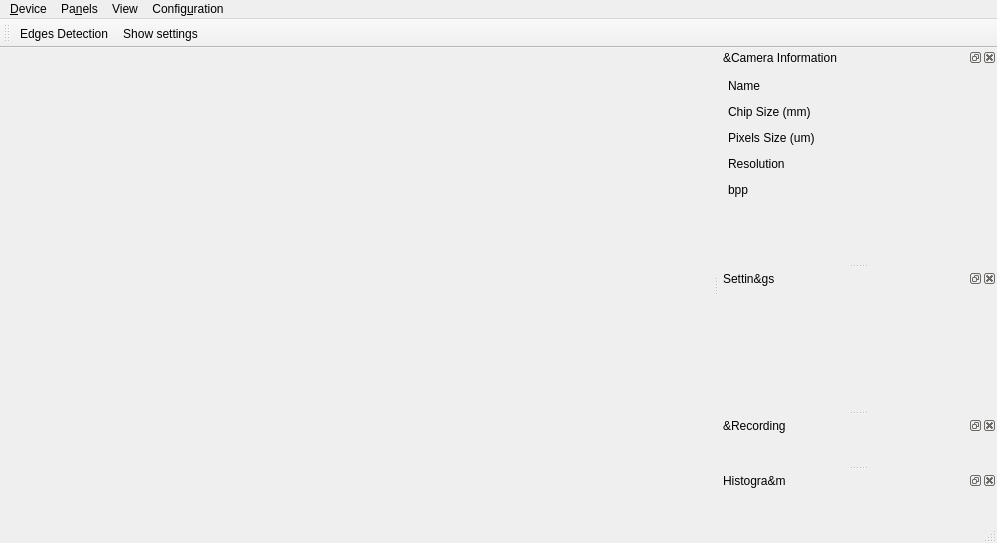
Old version of the form src/planetaryimager_mainwindow.ui in the repository GuLinux/PlanetaryImager.
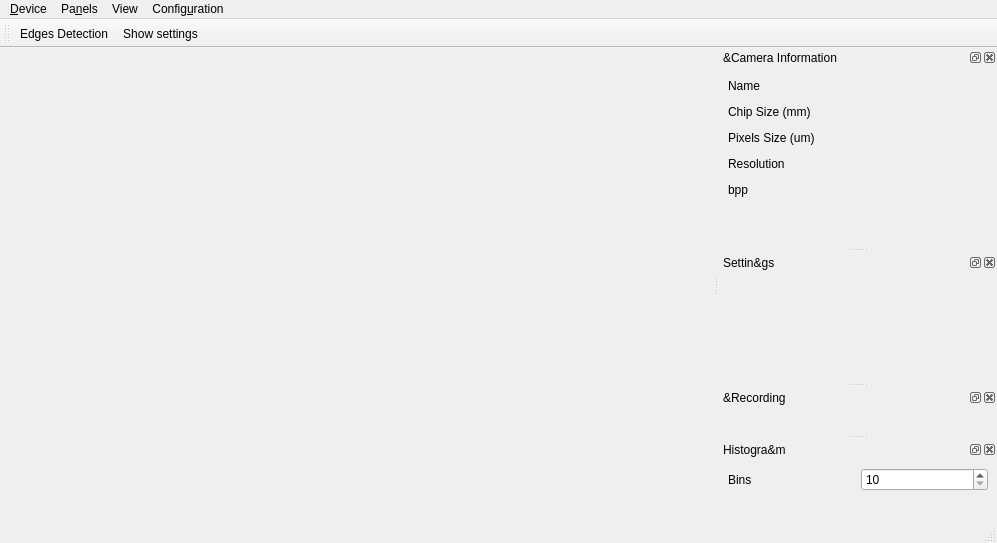
New version of the form. Icons and pictures are not drawn. Custom widgets are drawn as their Qt base class.

Commit message: use cimg for histogram instead of opencv (better compatibility)

```diff
--- a/src/planetaryimager_mainwindow.ui
+++ b/src/planetaryimager_mainwindow.ui
@@ -264,8 +264,8 @@
          <rect>
           <x>0</x>
           <y>0</y>
-          <width>260</width>
-          <height>90</height>
+          <width>262</width>
+          <height>79</height>
          </rect>
         </property>
        </widget>
@@ -310,7 +310,24 @@
    </attribute>
    <widget class="QWidget" name="dockWidgetContents_4">
     <layout class="QGridLayout" name="gridLayout_4">
-     <item row="0" column="0">
+     <item row="1" column="1">
+      <widget class="QSpinBox" name="histogram_bins">
+       <property name="minimum">
+        <number>10</number>
+       </property>
+       <property name="maximum">
+        <number>256</number>
+       </property>
+      </widget>
+     </item>
+     <item row="1" column="0">
+      <widget class="QLabel" name="histogram_bins_label">
+       <property name="text">
+        <string>Bins</string>
+       </property>
+      </widget>
+     </item>
+     <item row="2" column="0" colspan="2">
       <widget class="QCustomPlot" name="histogram_plot" native="true"/>
      </item>
     </layout>
```
Left out of the diff: 11 changed lines with no effect on the pictures. The commit also changes 4 other files.
